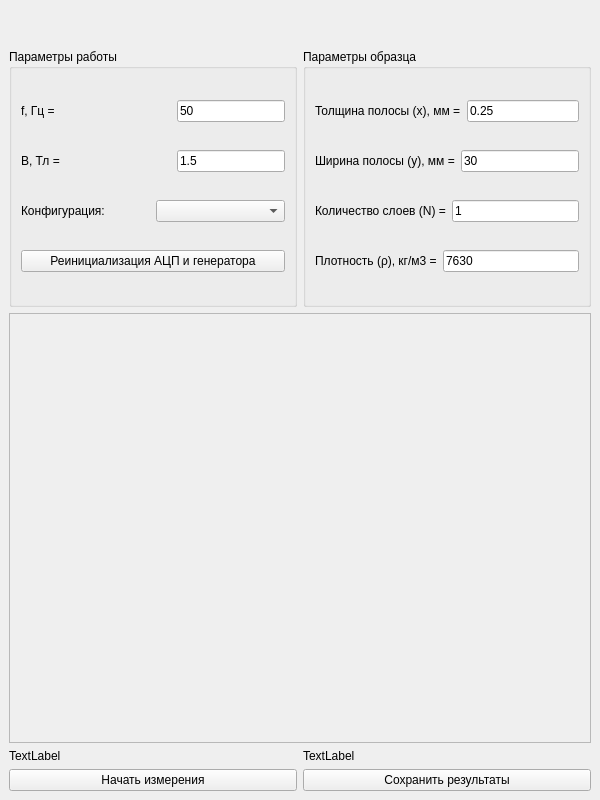
This is epsdesign.ui in BuslaySt/Epstein as Qt 5 draws it before an edit. The edited form follows.
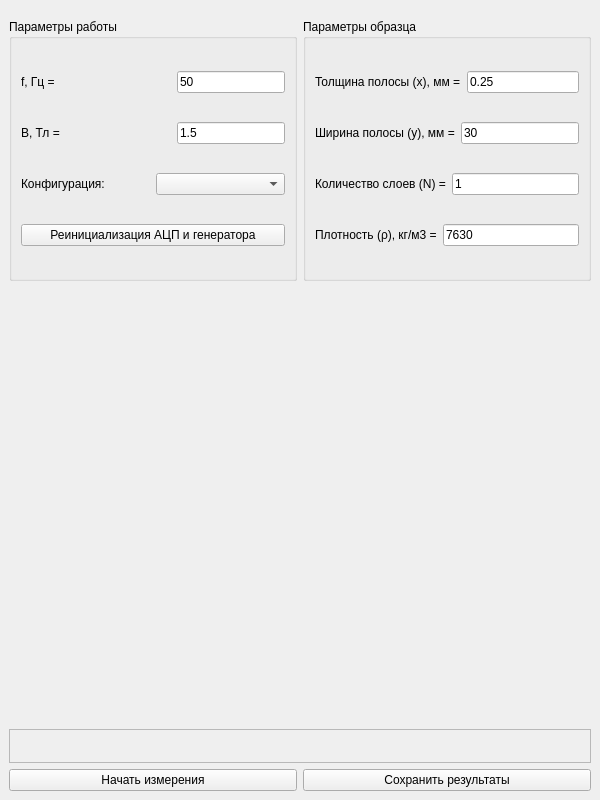
This is the edited form. Icons and pictures are not drawn. Custom widgets are drawn as their Qt base class.

```diff
--- a/epsdesign.ui
+++ b/epsdesign.ui
@@ -30,7 +30,7 @@
       <property name="sizeHint" stdset="0">
        <size>
         <width>20</width>
-        <height>40</height>
+        <height>10</height>
        </size>
       </property>
      </spacer>
@@ -211,40 +211,40 @@
      </layout>
     </item>
     <item>
-     <widget class="QFrame" name="fr_Graph">
+     <layout class="QHBoxLayout" name="hLayout_2">
+      <item>
+       <widget class="PlotWidget" name="graphWidget" native="true"/>
+      </item>
+     </layout>
+    </item>
+    <item>
+     <widget class="QFrame" name="frame">
       <property name="frameShape">
        <enum>QFrame::StyledPanel</enum>
       </property>
       <property name="frameShadow">
        <enum>QFrame::Raised</enum>
       </property>
-      <layout class="QVBoxLayout" name="verticalLayout_4">
-       <item>
-        <widget class="PlotWidget" name="graphWidget" native="true"/>
-       </item>
-      </layout>
-     </widget>
-    </item>
-    <item>
      <layout class="QHBoxLayout" name="horizontalLayout">
       <item>
        <widget class="QLabel" name="lbl_Bmax">
         <property name="text">
-         <string>TextLabel</string>
+          <string/>
         </property>
        </widget>
       </item>
       <item>
        <widget class="QLabel" name="lbl_powerLosses">
         <property name="text">
-         <string>TextLabel</string>
+          <string/>
         </property>
        </widget>
       </item>
      </layout>
+     </widget>
     </item>
     <item>
-     <layout class="QHBoxLayout" name="hLayout_2">
+     <layout class="QHBoxLayout" name="hLayout_4">
       <item>
        <widget class="QPushButton" name="pBtn_start">
         <property name="minimumSize">
```
Left out of the diff: 2 changed lines with no effect on the pictures. Lines whose indentation alone changed are shown as unchanged.
